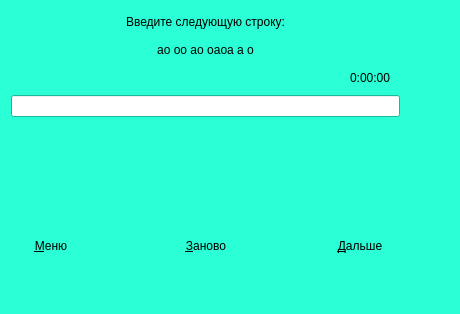
This is mainwindow.ui in Gusakovskaya/keyboardtrainer as Qt 5 draws it before an edit. The edited form follows.
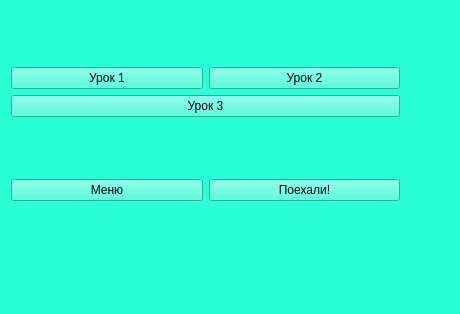
This is the edited form. Icons and pictures are not drawn.

The edit to the form file:
```diff
--- a/mainwindow.ui
+++ b/mainwindow.ui
@@ -503,7 +503,7 @@
     </size>
    </property>
    <property name="currentIndex">
-    <number>2</number>
+    <number>4</number>
    </property>
    <widget class="QWidget" name="main_page">
     <property name="minimumSize">
@@ -846,6 +846,64 @@
       </item>
      </layout>
    </widget>
+   <widget class="QWidget" name="levelsPage">
+    <property name="minimumSize">
+     <size>
+      <width>0</width>
+      <height>268</height>
+     </size>
+    </property>
+    <layout class="QGridLayout" name="pagelayoutOfLevels">
+     <item row="1" column="0">
+      <widget class="QPushButton" name="goToMenu">
+       <property name="text">
+        <string>Меню</string>
+       </property>
+      </widget>
+     </item>
+     <item row="0" column="0" colspan="2">
+      <layout class="QGridLayout" name="gridLayout_2">
+       <item row="0" column="0">
+        <widget class="QPushButton" name="level1">
+         <property name="text">
+          <string>Урок 1</string>
+         </property>
+        </widget>
+       </item>
+       <item row="0" column="1">
+        <widget class="QPushButton" name="level2">
+         <property name="text">
+          <string>Урок 2</string>
+         </property>
+        </widget>
+       </item>
+       <item row="1" column="0" colspan="2">
+        <widget class="QPushButton" name="level3">
+         <property name="text">
+          <string>Урок 3</string>
+         </property>
+        </widget>
+       </item>
+      </layout>
+     </item>
+     <item row="1" column="1">
+      <widget class="QPushButton" name="startLevel">
+       <property name="text">
+        <string>Поехали!</string>
+       </property>
+      </widget>
+     </item>
+    </layout>
+   </widget>
+   <widget class="QWidget" name="pageTeaching">
+    <property name="minimumSize">
+     <size>
+      <width>0</width>
+      <height>268</height>
+     </size>
+    </property>
+    <layout class="QGridLayout" name="LayoutOfPageTeaching"/>
+   </widget>
   </widget>
  </widget>
  <layoutdefault spacing="6" margin="11"/>
```
Left out of the diff: 29 changed lines with no effect on the pictures. Lines whose indentation alone changed are shown as unchanged.
